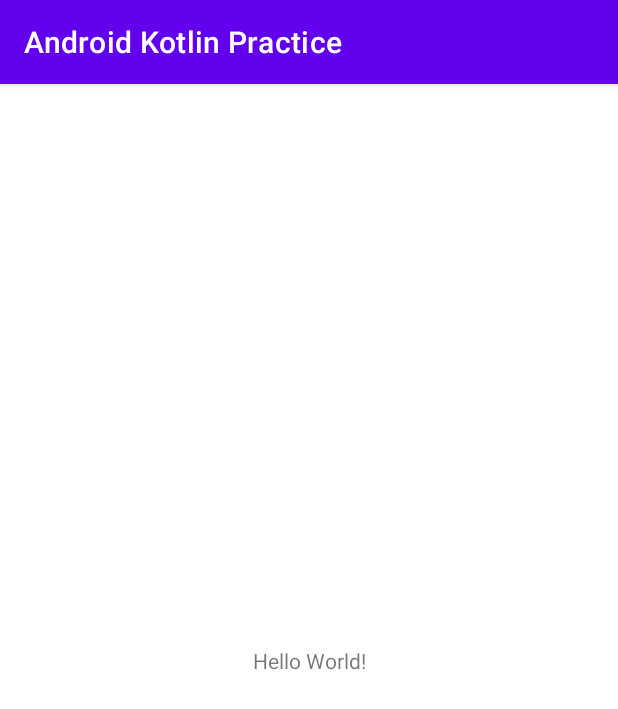
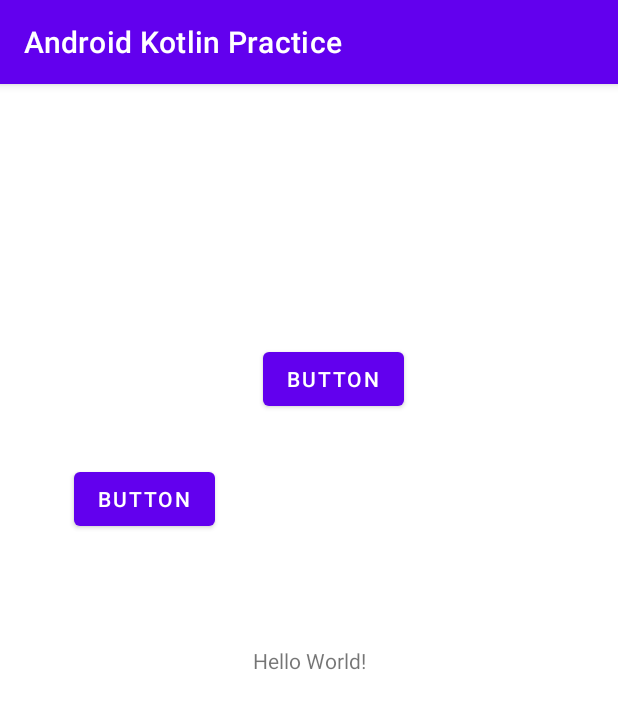
Before and after one commit to roxytot/Android-Development-Kotlin, an Android app: the screen it shows after launch (MainActivity), on a phone screen of 412 x 824 dp. Shown: the top 709 px of the screen. Run offline under Robolectric (Android 15) with nearby library versions, the phone set to English and light mode, and no system bars.

Commit message:
Constraint Layout

```diff
--- a/AndroidFundamentals/app/src/main/res/layout/activity_main.xml
+++ b/AndroidFundamentals/app/src/main/res/layout/activity_main.xml
@@ -7,6 +7,7 @@
     tools:context=".MainActivity">
 
     <TextView
+        android:id="@+id/textView"
         android:layout_width="wrap_content"
         android:layout_height="wrap_content"
         android:text="Hello World!"
@@ -15,4 +16,30 @@
         app:layout_constraintRight_toRightOf="parent"
         app:layout_constraintTop_toTopOf="parent" />
 
+    <Button
+        android:id="@+id/button"
+        android:layout_width="wrap_content"
+        android:layout_height="wrap_content"
+        android:layout_marginStart="20dp"
+        android:layout_marginTop="20dp"
+        android:layout_marginEnd="20dp"
+        android:layout_marginBottom="20dp"
+        android:text="Button"
+        app:layout_constraintBottom_toTopOf="@+id/textView"
+        app:layout_constraintEnd_toEndOf="parent"
+        app:layout_constraintHorizontal_bias="0.559"
+        app:layout_constraintStart_toStartOf="parent"
+        app:layout_constraintTop_toTopOf="parent"
+        app:layout_constraintVertical_bias="0.533" />
+
+    <Button
+        android:id="@+id/button2"
+        android:layout_width="wrap_content"
+        android:layout_height="wrap_content"
+        android:layout_marginTop="32dp"
+        android:layout_marginEnd="32dp"
+        android:text="Button"
+        app:layout_constraintEnd_toStartOf="@+id/button"
+        app:layout_constraintTop_toBottomOf="@+id/button" />
+
 </androidx.constraintlayout.widget.ConstraintLayout>
```
